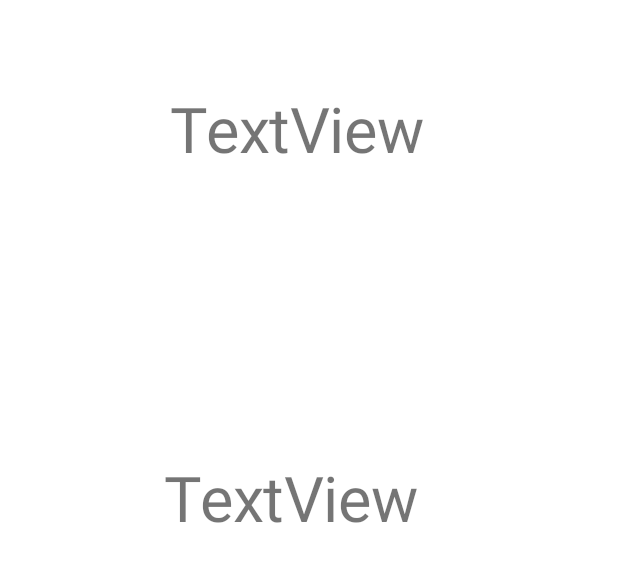
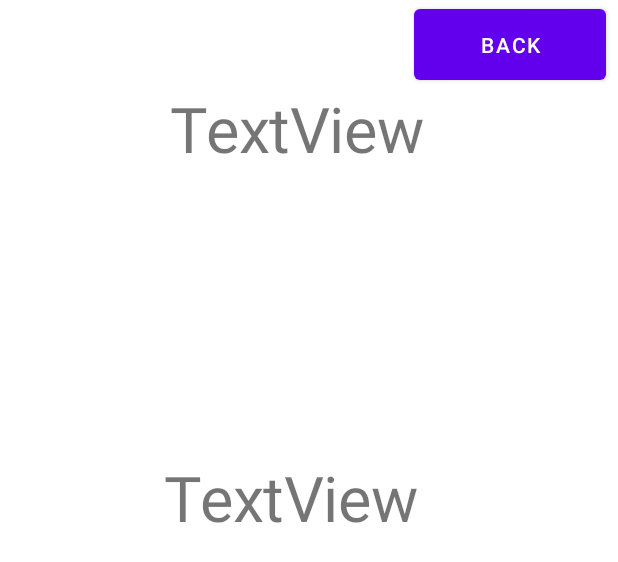
Before and after one commit to WSU-4110/GymBuddy, an Android app: the layout matching.xml on its own in the app's theme, with its tools: preview values and no code run, on a phone screen of 412 x 824 dp. Shown: the top 562 px of the screen. Run offline under Robolectric (Android 15) with nearby library versions, the phone set to English and light mode, and no system bars; Roboto replaces fonts that are not available here.

Commit message:
Added page traversal

```diff
--- a/app/src/main/res/layout/matching.xml
+++ b/app/src/main/res/layout/matching.xml
@@ -20,6 +20,15 @@
         app:layout_constraintStart_toStartOf="parent"
         app:layout_constraintTop_toTopOf="parent" />
 
+    <Button
+        android:id="@+id/button5"
+        android:layout_width="128dp"
+        android:layout_height="59dp"
+        android:layout_marginEnd="8dp"
+        android:text="Back"
+        app:layout_constraintEnd_toEndOf="parent"
+        app:layout_constraintTop_toTopOf="parent" />
+
     <TextView
         android:id="@+id/textView5"
         android:layout_width="wrap_content"
```
Also changed, not shown: app/src/main/java/com/company/authenticatorapp/Matching.java (+14 -0 lines).
